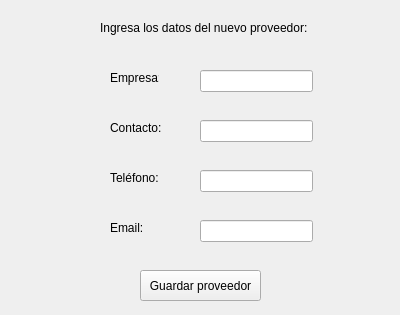
Above: nuevo_proveedor.ui from ileosalazar/MultiserviciosProfesionalesJG before the change. Below: the same form after it.
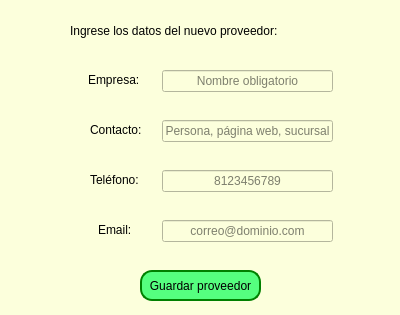
That is the form after the change.

The edit to the form file:
```diff
--- a/nuevo_proveedor.ui
+++ b/nuevo_proveedor.ui
@@ -13,58 +13,88 @@
   <property name="windowTitle">
    <string>Ingresar Nuevo Proveedor</string>
   </property>
+  <property name="styleSheet">
+   <string notr="true">background-color: rgb(252, 255, 220);</string>
+  </property>
   <widget class="QLabel" name="label">
    <property name="geometry">
     <rect>
-     <x>100</x>
+     <x>70</x>
      <y>20</y>
-     <width>211</width>
-     <height>16</height>
+     <width>291</width>
+     <height>21</height>
     </rect>
    </property>
+   <property name="styleSheet">
+    <string notr="true">font: 700 10pt &quot;Verdana&quot;;</string>
+   </property>
    <property name="text">
-    <string>Ingresa los datos del nuevo proveedor:</string>
+    <string>Ingrese los datos del nuevo proveedor:</string>
    </property>
   </widget>
   <widget class="QLineEdit" name="input_empresa">
    <property name="geometry">
     <rect>
-     <x>200</x>
+     <x>162</x>
      <y>70</y>
-     <width>113</width>
+     <width>171</width>
      <height>22</height>
     </rect>
    </property>
+   <property name="alignment">
+    <set>Qt::AlignmentFlag::AlignCenter</set>
+   </property>
+   <property name="placeholderText">
+    <string>Nombre obligatorio</string>
+   </property>
   </widget>
   <widget class="QLineEdit" name="input_contacto">
    <property name="geometry">
     <rect>
-     <x>200</x>
+     <x>162</x>
      <y>120</y>
-     <width>113</width>
+     <width>171</width>
      <height>22</height>
     </rect>
    </property>
+   <property name="alignment">
+    <set>Qt::AlignmentFlag::AlignCenter</set>
+   </property>
+   <property name="placeholderText">
+    <string>Persona, página web, sucursal</string>
+   </property>
   </widget>
   <widget class="QLineEdit" name="input_telefono">
    <property name="geometry">
     <rect>
-     <x>200</x>
+     <x>162</x>
      <y>170</y>
-     <width>113</width>
+     <width>171</width>
      <height>22</height>
     </rect>
    </property>
+   <property name="alignment">
+    <set>Qt::AlignmentFlag::AlignCenter</set>
+   </property>
+   <property name="placeholderText">
+    <string>8123456789</string>
+   </property>
   </widget>
   <widget class="QLineEdit" name="input_email">
    <property name="geometry">
     <rect>
-     <x>200</x>
+     <x>162</x>
      <y>220</y>
-     <width>113</width>
+     <width>171</width>
      <height>22</height>
     </rect>
    </property>
+   <property name="alignment">
+    <set>Qt::AlignmentFlag::AlignCenter</set>
+   </property>
+   <property name="placeholderText">
+    <string>correo@dominio.com</string>
+   </property>
   </widget>
   <widget class="QPushButton" name="btn_guardar_proveedor">
    <property name="geometry">
@@ -75,6 +105,11 @@
      <height>31</height>
     </rect>
    </property>
+   <property name="styleSheet">
+    <string notr="true">border: 2px solid green;
+border-radius: 12px;
+background-color: rgb(85, 255, 127);</string>
+   </property>
    <property name="text">
     <string>Guardar proveedor</string>
    </property>
@@ -82,12 +117,15 @@
   <widget class="QLabel" name="label_2">
    <property name="geometry">
     <rect>
-     <x>110</x>
+     <x>88</x>
      <y>70</y>
-     <width>49</width>
-     <height>16</height>
+     <width>71</width>
+     <height>20</height>
     </rect>
    </property>
+   <property name="styleSheet">
+    <string notr="true">font: 9pt &quot;Verdana&quot;;</string>
+   </property>
    <property name="text">
     <string>Empresa:</string>
    </property>
@@ -95,12 +133,15 @@
   <widget class="QLabel" name="label_3">
    <property name="geometry">
     <rect>
-     <x>110</x>
+     <x>90</x>
      <y>120</y>
      <width>61</width>
-     <height>16</height>
+     <height>20</height>
     </rect>
    </property>
+   <property name="styleSheet">
+    <string notr="true">font: 9pt &quot;Verdana&quot;;</string>
+   </property>
    <property name="text">
     <string>Contacto:</string>
    </property>
@@ -108,12 +149,15 @@
   <widget class="QLabel" name="label_4">
    <property name="geometry">
     <rect>
-     <x>110</x>
+     <x>90</x>
      <y>170</y>
-     <width>51</width>
-     <height>16</height>
+     <width>71</width>
+     <height>20</height>
     </rect>
    </property>
+   <property name="styleSheet">
+    <string notr="true">font: 9pt &quot;Verdana&quot;;</string>
+   </property>
    <property name="text">
     <string>Teléfono:</string>
    </property>
@@ -121,12 +165,15 @@
   <widget class="QLabel" name="label_5">
    <property name="geometry">
     <rect>
-     <x>110</x>
+     <x>98</x>
      <y>220</y>
-     <width>49</width>
-     <height>16</height>
+     <width>61</width>
+     <height>20</height>
     </rect>
    </property>
+   <property name="styleSheet">
+    <string notr="true">font: 9pt &quot;Verdana&quot;;</string>
+   </property>
    <property name="text">
     <string>Email:</string>
    </property>
```
